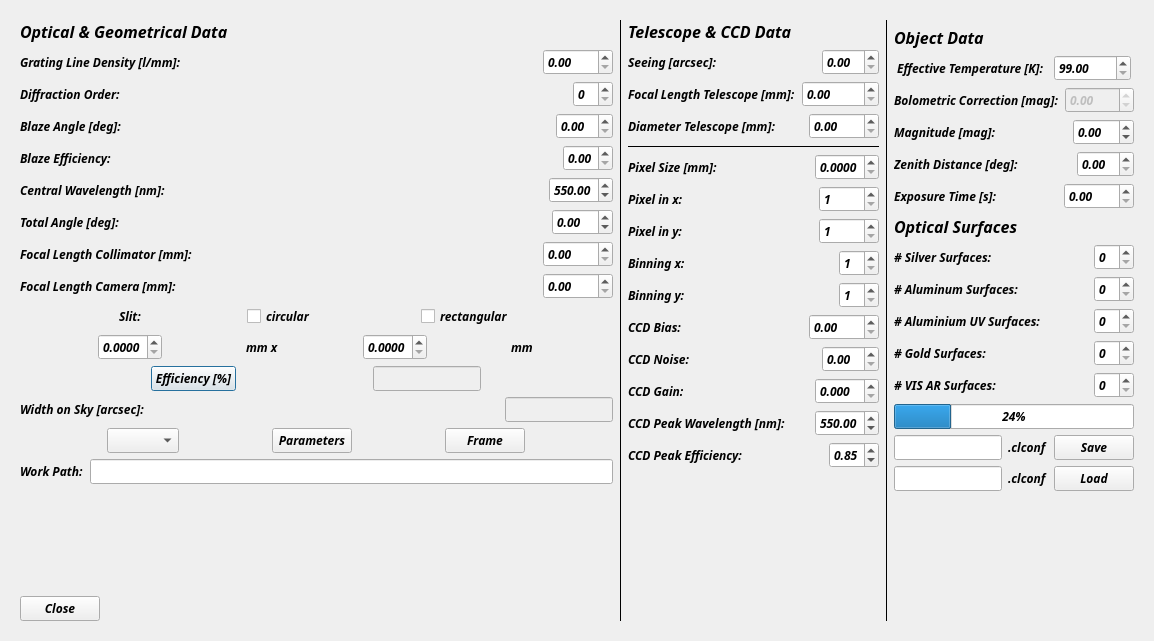
Old version of the form SILENT/classical.ui in the repository DPSablowski/silent.
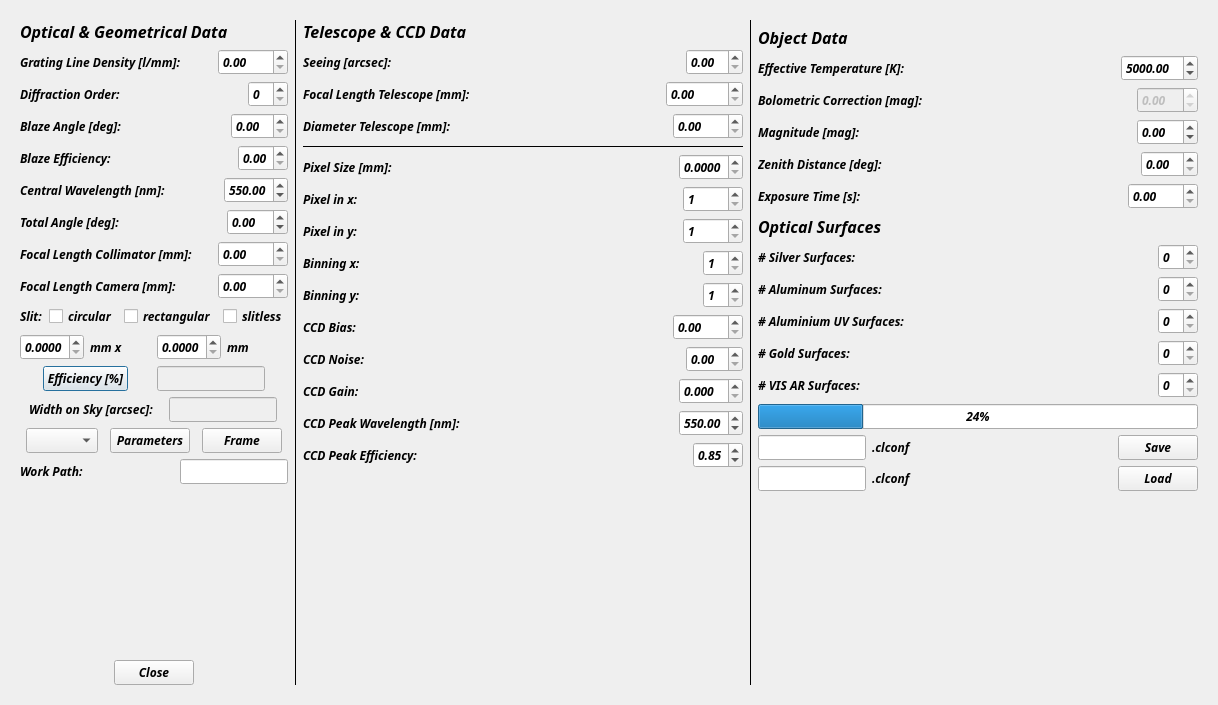
New version of the form.

What changed in the file:
```diff
--- a/SILENT/classical.ui
+++ b/SILENT/classical.ui
@@ -6,8 +6,8 @@
    <rect>
     <x>0</x>
     <y>0</y>
-    <width>1154</width>
-    <height>641</height>
+    <width>1218</width>
+    <height>705</height>
    </rect>
   </property>
   <property name="font">
@@ -33,10 +33,10 @@
      <widget class="QWidget" name="scrollAreaWidgetContents">
       <property name="geometry">
        <rect>
-        <x>0</x>
+        <x>-119</x>
         <y>0</y>
-        <width>1136</width>
-        <height>623</height>
+        <width>1313</width>
+        <height>662</height>
        </rect>
       </property>
       <layout class="QHBoxLayout" name="horizontalLayout_38">
@@ -252,7 +252,7 @@
            <item>
             <widget class="QLabel" name="label_8">
              <property name="sizePolicy">
-              <sizepolicy hsizetype="Maximum" vsizetype="Preferred">
+              <sizepolicy hsizetype="Fixed" vsizetype="Preferred">
                <horstretch>0</horstretch>
                <verstretch>0</verstretch>
               </sizepolicy>
@@ -265,7 +265,7 @@
            <item>
             <widget class="QCheckBox" name="checkBox">
              <property name="sizePolicy">
-              <sizepolicy hsizetype="Maximum" vsizetype="Fixed">
+              <sizepolicy hsizetype="Fixed" vsizetype="Fixed">
                <horstretch>0</horstretch>
                <verstretch>0</verstretch>
               </sizepolicy>
@@ -278,7 +278,7 @@
            <item>
             <widget class="QCheckBox" name="checkBox_2">
              <property name="sizePolicy">
-              <sizepolicy hsizetype="Maximum" vsizetype="Fixed">
+              <sizepolicy hsizetype="Fixed" vsizetype="Fixed">
                <horstretch>0</horstretch>
                <verstretch>0</verstretch>
               </sizepolicy>
@@ -288,6 +288,19 @@
              </property>
             </widget>
            </item>
+           <item>
+            <widget class="QCheckBox" name="checkBox_3">
+             <property name="sizePolicy">
+              <sizepolicy hsizetype="Fixed" vsizetype="Fixed">
+               <horstretch>0</horstretch>
+               <verstretch>0</verstretch>
+              </sizepolicy>
+             </property>
+             <property name="text">
+              <string>slitless</string>
+             </property>
+            </widget>
+           </item>
           </layout>
          </item>
          <item>
@@ -311,7 +324,7 @@
            <item>
             <widget class="QLabel" name="label_10">
              <property name="sizePolicy">
-              <sizepolicy hsizetype="Maximum" vsizetype="Preferred">
+              <sizepolicy hsizetype="Preferred" vsizetype="Preferred">
                <horstretch>0</horstretch>
                <verstretch>0</verstretch>
               </sizepolicy>
@@ -340,7 +353,7 @@
            <item>
             <widget class="QLabel" name="label_9">
              <property name="sizePolicy">
-              <sizepolicy hsizetype="Maximum" vsizetype="Preferred">
+              <sizepolicy hsizetype="Preferred" vsizetype="Preferred">
                <horstretch>0</horstretch>
                <verstretch>0</verstretch>
               </sizepolicy>
@@ -357,7 +370,7 @@
            <item>
             <widget class="QPushButton" name="pushButton_2">
              <property name="sizePolicy">
-              <sizepolicy hsizetype="Maximum" vsizetype="Fixed">
+              <sizepolicy hsizetype="Fixed" vsizetype="Fixed">
                <horstretch>0</horstretch>
                <verstretch>0</verstretch>
               </sizepolicy>
@@ -386,6 +399,12 @@
           <layout class="QHBoxLayout" name="horizontalLayout_10">
            <item>
             <widget class="QLabel" name="label_13">
+             <property name="sizePolicy">
+              <sizepolicy hsizetype="Fixed" vsizetype="Preferred">
+               <horstretch>0</horstretch>
+               <verstretch>0</verstretch>
+              </sizepolicy>
+             </property>
              <property name="text">
               <string>Width on Sky [arcsec]:</string>
              </property>
@@ -450,6 +469,12 @@
           <layout class="QHBoxLayout" name="horizontalLayout_41">
            <item>
             <widget class="QLabel" name="label_42">
+             <property name="sizePolicy">
+              <sizepolicy hsizetype="Preferred" vsizetype="Preferred">
+               <horstretch>0</horstretch>
+               <verstretch>0</verstretch>
+              </sizepolicy>
+             </property>
              <property name="text">
               <string>Work Path:</string>
              </property>
@@ -458,7 +483,7 @@
            <item>
             <widget class="QLineEdit" name="lineEdit_3">
              <property name="sizePolicy">
-              <sizepolicy hsizetype="Expanding" vsizetype="Maximum">
+              <sizepolicy hsizetype="Maximum" vsizetype="Maximum">
                <horstretch>0</horstretch>
                <verstretch>0</verstretch>
               </sizepolicy>
@@ -484,24 +509,17 @@
           <layout class="QHBoxLayout" name="horizontalLayout_11">
            <item>
             <widget class="QPushButton" name="pushButton">
+             <property name="sizePolicy">
+              <sizepolicy hsizetype="Maximum" vsizetype="Fixed">
+               <horstretch>0</horstretch>
+               <verstretch>0</verstretch>
+              </sizepolicy>
+             </property>
              <property name="text">
               <string>Close</string>
              </property>
             </widget>
            </item>
-           <item>
-            <spacer name="horizontalSpacer_11">
-             <property name="orientation">
-              <enum>Qt::Horizontal</enum>
-             </property>
-             <property name="sizeHint" stdset="0">
-              <size>
-               <width>40</width>
-               <height>20</height>
-              </size>
-             </property>
-            </spacer>
-           </item>
           </layout>
          </item>
         </layout>
@@ -596,6 +614,12 @@
          </item>
          <item>
           <widget class="Line" name="line_2">
+           <property name="sizePolicy">
+            <sizepolicy hsizetype="Preferred" vsizetype="Fixed">
+             <horstretch>0</horstretch>
+             <verstretch>0</verstretch>
+            </sizepolicy>
+           </property>
            <property name="frameShadow">
             <enum>QFrame::Plain</enum>
            </property>
@@ -911,7 +935,7 @@
            <item>
             <widget class="QLabel" name="label_29">
              <property name="sizePolicy">
-              <sizepolicy hsizetype="Maximum" vsizetype="Preferred">
+              <sizepolicy hsizetype="Preferred" vsizetype="Preferred">
                <horstretch>0</horstretch>
                <verstretch>0</verstretch>
               </sizepolicy>
@@ -935,6 +959,9 @@
              <property name="maximum">
               <double>99999.000000000000000</double>
              </property>
+             <property name="value">
+              <double>5000.000000000000000</double>
+             </property>
             </widget>
            </item>
           </layout>
@@ -953,6 +980,12 @@
              <property name="enabled">
               <bool>false</bool>
              </property>
+             <property name="sizePolicy">
+              <sizepolicy hsizetype="Maximum" vsizetype="Fixed">
+               <horstretch>0</horstretch>
+               <verstretch>0</verstretch>
+              </sizepolicy>
+             </property>
              <property name="minimum">
               <double>-99.000000000000000</double>
              </property>
```
